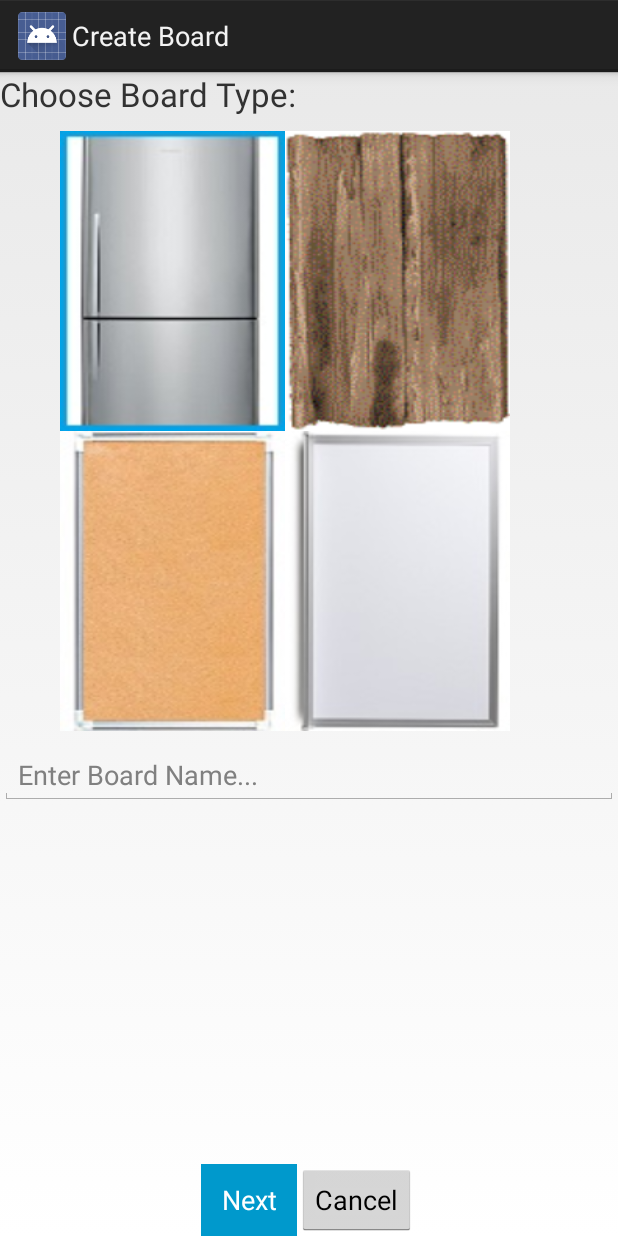
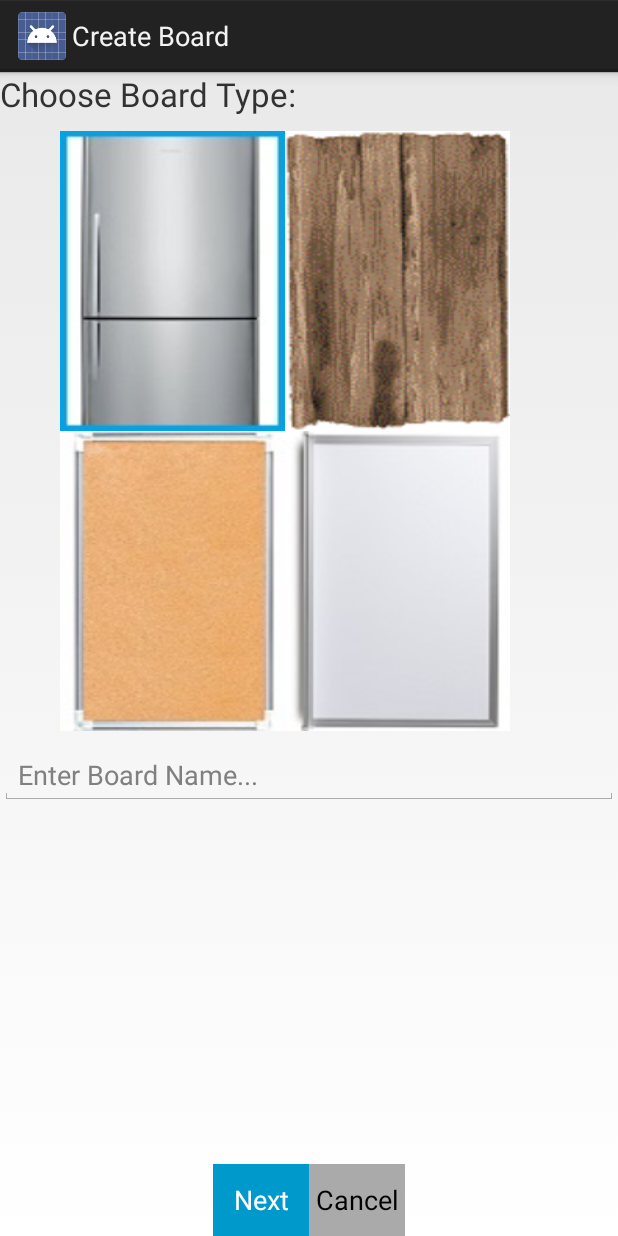
Before and after one commit to yotamgever/ShareBoard, an Android app: the screen it shows after launch (CreateBoardActivity), after a tap on "Add Board", on a phone screen of 412 x 824 dp. Run offline under Robolectric (Android 15) with nearby library versions, the phone set to English and light mode, and no system bars.

Commit message:
Congrats Final Commit !

```diff
--- a/app/src/main/java/finalproject/shareboard/MyBoardListActivity.java
+++ b/app/src/main/java/finalproject/shareboard/MyBoardListActivity.java
@@ -49,7 +49,6 @@ public class MyBoardListActivity extends ShareBoardActivity {
         preferences =
                 getSharedPreferences("ShareBoard",MODE_PRIVATE);
         prefEdit = preferences.edit();
-        prefEdit.clear().apply();
         ((ShareBoardApplication)getApplication()).setUserID(preferences.getInt("UserID", 0));
 
         if (((ShareBoardApplication)getApplication()).getUserID() == 0) {
--- a/app/src/main/res/drawable-hdpi/image_bg.xml
+++ b/app/src/main/res/drawable-hdpi/image_bg.xml
@@ -4,7 +4,7 @@
         <shape
             android:shape="rectangle">
             <stroke android:width="1dp" android:color="#dbdbdc" />
-            <solid android:color="#FFFFFF" />
+            <solid android:color="@android:color/transparent" />
         </shape>
     </item>
 </layer-list>
--- a/app/src/main/res/layout/activity_create_board.xml
+++ b/app/src/main/res/layout/activity_create_board.xml
@@ -105,6 +105,7 @@
             android:layout_width="wrap_content"
             android:layout_height="wrap_content"
             android:text="@string/cancel_button"
+            android:background="@android:color/darker_gray"
             android:id="@+id/btnCreateBoardCancel" />
     </LinearLayout>
 </RelativeLayout>
--- a/app/src/main/res/layout/activity_select_board_users.xml
+++ b/app/src/main/res/layout/activity_select_board_users.xml
@@ -258,6 +258,7 @@
             android:layout_height="wrap_content"
             android:id="@+id/btnCreateBoard"
             android:text="@string/create_board_text"
+            android:background="@android:color/holo_blue_dark"
             android:layout_centerHorizontal="true"/>
     </RelativeLayout>
 
--- a/app/src/main/res/values/strings_create_board.xml
+++ b/app/src/main/res/values/strings_create_board.xml
@@ -6,7 +6,7 @@
     <string name="create_board_select_users_title_text">Select Users For ShareBoard - </string>
     <string name="add_contact_button_text">Add Contact</string>
     <string name="max_users_per_board_text">You have reached the maximum number of users per board</string>
-    <string name="create_board_text">Create Shreboard!</string>
+    <string name="create_board_text">Create Shareboard!</string>
     <string-array name="user_auth_types">
         <item>Display</item>
         <item>Edit</item>
```
